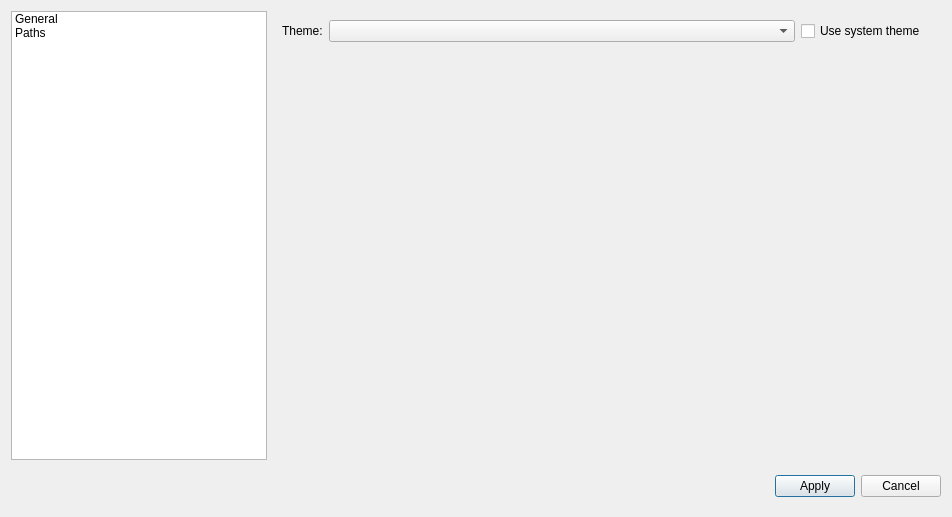
Before: the Qt Designer form src/ui/dialog/SettingsDialog.ui in KJNeko/Atlas, drawn with Qt 5.
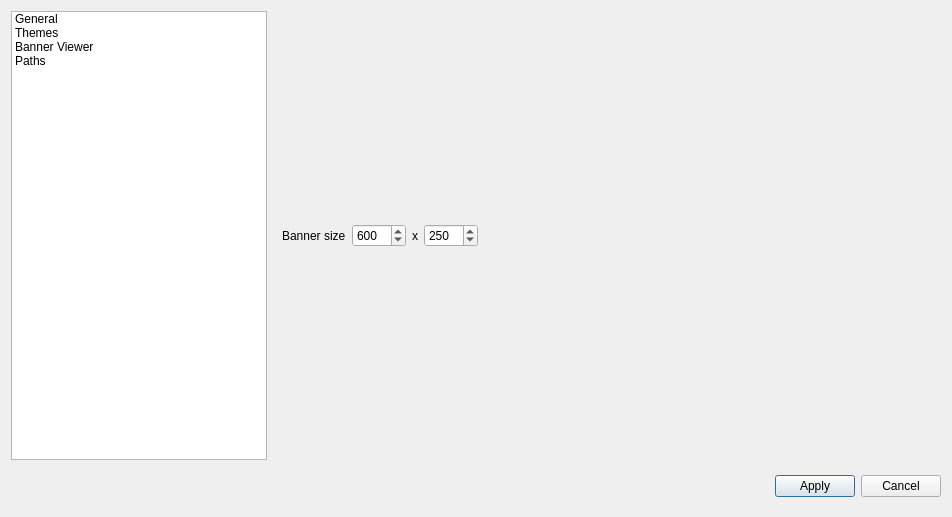
After: the same form once the commit is applied. The open tabs and pages were chosen to show the change.

Commit message: Implement basic settings for banner sizes

```diff
--- a/src/ui/dialog/SettingsDialog.ui
+++ b/src/ui/dialog/SettingsDialog.ui
@@ -17,6 +17,21 @@
    <item row="3" column="1">
     <widget class="QStackedWidget" name="stackedWidget">
      <widget class="QWidget" name="settingsGeneral">
+      <widget class="QLabel" name="label_7">
+       <property name="geometry">
+        <rect>
+         <x>220</x>
+         <y>180</y>
+         <width>181</width>
+         <height>18</height>
+        </rect>
+       </property>
+       <property name="text">
+        <string>IDK what should go here :(</string>
+       </property>
+      </widget>
+     </widget>
+     <widget class="QWidget" name="settingsThemes">
       <layout class="QGridLayout" name="gridLayout_2">
        <item row="1" column="0">
         <widget class="QLabel" name="themeLabel">
@@ -62,6 +77,75 @@
        </item>
       </layout>
      </widget>
+     <widget class="QWidget" name="settingsBannerViewer">
+      <layout class="QGridLayout" name="gridLayout_4">
+       <item row="1" column="3">
+        <widget class="QLabel" name="label_9">
+         <property name="sizePolicy">
+          <sizepolicy hsizetype="Maximum" vsizetype="Preferred">
+           <horstretch>0</horstretch>
+           <verstretch>0</verstretch>
+          </sizepolicy>
+         </property>
+         <property name="text">
+          <string>x</string>
+         </property>
+        </widget>
+       </item>
+       <item row="1" column="4">
+        <widget class="QSpinBox" name="sbBannerY">
+         <property name="sizePolicy">
+          <sizepolicy hsizetype="Maximum" vsizetype="Fixed">
+           <horstretch>0</horstretch>
+           <verstretch>0</verstretch>
+          </sizepolicy>
+         </property>
+         <property name="maximum">
+          <number>5000</number>
+         </property>
+         <property name="value">
+          <number>250</number>
+         </property>
+        </widget>
+       </item>
+       <item row="1" column="2">
+        <widget class="QSpinBox" name="sbBannerX">
+         <property name="sizePolicy">
+          <sizepolicy hsizetype="Maximum" vsizetype="Fixed">
+           <horstretch>0</horstretch>
+           <verstretch>0</verstretch>
+          </sizepolicy>
+         </property>
+         <property name="maximum">
+          <number>5000</number>
+         </property>
+         <property name="value">
+          <number>600</number>
+         </property>
+        </widget>
+       </item>
+       <item row="1" column="1">
+        <widget class="QLabel" name="label_8">
+         <property name="text">
+          <string>Banner size</string>
+         </property>
+        </widget>
+       </item>
+       <item row="1" column="5">
+        <spacer name="horizontalSpacer_2">
+         <property name="orientation">
+          <enum>Qt::Horizontal</enum>
+         </property>
+         <property name="sizeHint" stdset="0">
+          <size>
+           <width>40</width>
+           <height>20</height>
+          </size>
+         </property>
+        </spacer>
+       </item>
+      </layout>
+     </widget>
      <widget class="QWidget" name="settingsPaths">
       <layout class="QGridLayout" name="gridLayout_3">
        <item row="7" column="1">
@@ -293,6 +377,16 @@
        <string>General</string>
       </property>
      </item>
+     <item>
+      <property name="text">
+       <string>Themes</string>
+      </property>
+     </item>
+     <item>
+      <property name="text">
+       <string>Banner Viewer</string>
+      </property>
+     </item>
      <item>
       <property name="text">
        <string>Paths</string>
```
The commit also changes 3 other files.
